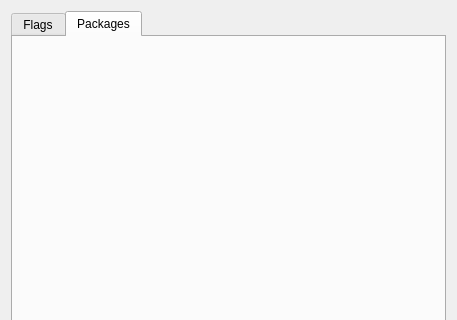
Before: the Qt Designer form ui/mod_settings.ui in ngld/old-knossos, drawn with Qt 5; both pictures show x 0 to 457 and y 0 to 320 of the 457 by 587 pixel window.
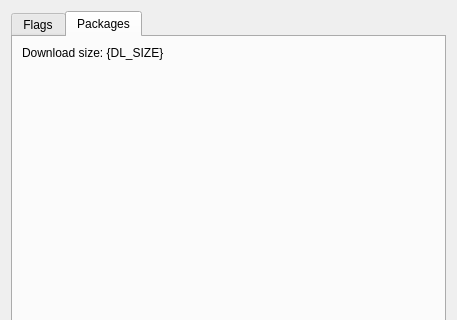
After: the same form once the commit is applied. The open tabs and pages were chosen to show the change.

Commit message: We now display the download size in the new package list.

What changed in the file:
```diff
--- a/ui/mod_settings.ui
+++ b/ui/mod_settings.ui
@@ -32,6 +32,13 @@
        <item>
         <layout class="QVBoxLayout" name="pkgsLayout"/>
        </item>
+       <item>
+        <widget class="QLabel" name="dlSizeLabel">
+         <property name="text">
+          <string>Download size: {DL_SIZE}</string>
+         </property>
+        </widget>
+       </item>
        <item>
         <spacer name="verticalSpacer">
          <property name="orientation">
```
Left out of the diff: 2 changed lines with no effect on the pictures. The commit also changes 5 other files.
